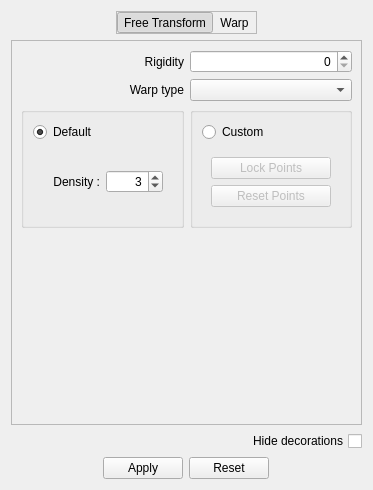
Above: krita/plugins/tools/tool_transform2/wdg_tool_transform.ui from KDE/krita before the change. Below: the same form after it.
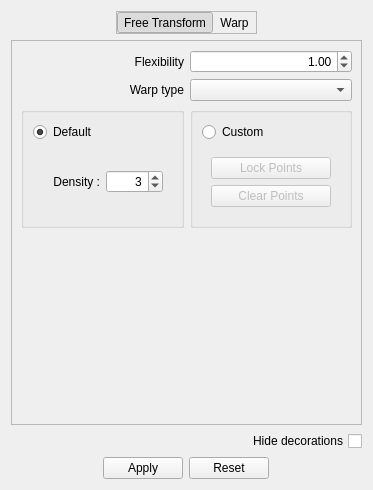
That is the form after the change. The open tabs and pages were chosen to show the change. Custom widgets are drawn as their Qt base class.

Commit message: Ran some tests on my polygon filling algorithm, and found 2 minor memory leaks, easily corrected. Improved the code in the warp transform worker. Connected the tool widget with the tool itself, and fixed undo/redo commands to make them work with warping. The combo box in the tool widget proposes 3 choices for warp transformation, yet for now, only affine is implemented : that's why the image is not transformed when selecting "similitude" or "rigid".

Diff of the .ui file:
```diff
--- a/krita/plugins/tools/tool_transform2/wdg_tool_transform.ui
+++ b/krita/plugins/tools/tool_transform2/wdg_tool_transform.ui
@@ -803,7 +803,7 @@
              <item>
               <widget class="QLabel" name="label_4">
                <property name="text">
-                <string>Rigidity</string>
+                <string>Flexibility</string>
                </property>
                <property name="alignment">
                 <set>Qt::AlignRight|Qt::AlignTrailing|Qt::AlignVCenter</set>
@@ -811,10 +811,19 @@
               </widget>
              </item>
              <item>
-              <widget class="QSpinBox" name="spinBox_2">
+              <widget class="QDoubleSpinBox" name="alphaBox">
                <property name="alignment">
                 <set>Qt::AlignRight|Qt::AlignTrailing|Qt::AlignVCenter</set>
                </property>
+               <property name="maximum">
+                <double>5.000000000000000</double>
+               </property>
+               <property name="singleStep">
+                <double>0.100000000000000</double>
+               </property>
+               <property name="value">
+                <double>1.000000000000000</double>
+               </property>
               </widget>
              </item>
             </layout>
@@ -939,7 +948,7 @@
                      <item>
                       <widget class="QPushButton" name="resetPointsButton">
                        <property name="text">
-                        <string>Reset Points</string>
+                        <string>Clear Points</string>
                        </property>
                       </widget>
                      </item>
```
Left out of the diff: 55 changed lines with no effect on the pictures. The commit also changes 6 other files.
